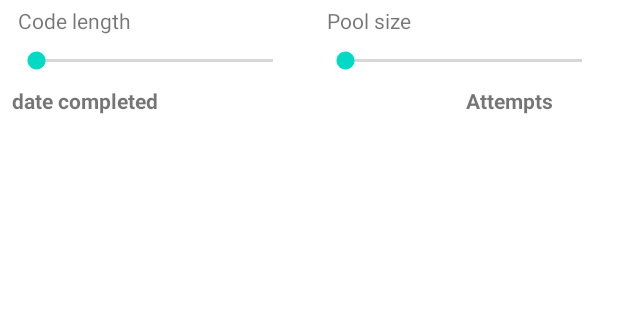
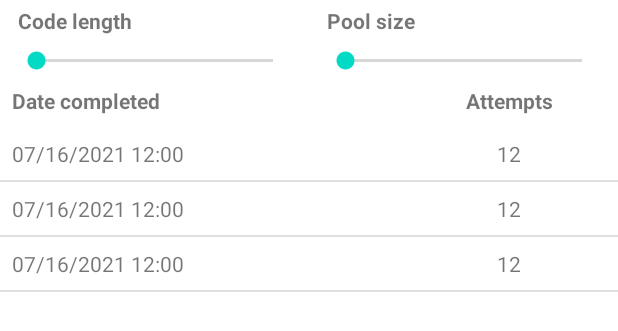
Before and after one commit to wyldus/codebreaker-android, an Android app: the layout fragment_scoreboard.xml on its own in the app's theme, with its tools: preview values and no code run, on a phone screen of 412 x 824 dp. Shown: the top 331 px of the screen. Run offline under Robolectric (Android 15) with nearby library versions, the phone set to English and light mode, and no system bars; network calls fail.

Commit message:
created ScoreboardAdapter

```diff
--- a/app/src/main/res/layout/fragment_scoreboard.xml
+++ b/app/src/main/res/layout/fragment_scoreboard.xml
@@ -13,6 +13,7 @@
     android:layout_height="wrap_content"
     android:layout_margin="@dimen/half_static_spacing"
     android:text="@string/code_length_label"
+    android:textStyle="bold"
     app:layout_constraintTop_toTopOf="parent"
     app:layout_constraintStart_toStartOf="@id/code_length"/>
 
@@ -21,6 +22,7 @@
     android:layout_width="wrap_content"
     android:layout_height="wrap_content"
     android:layout_margin="@dimen/half_static_spacing"
+    android:textStyle="bold"
     android:text="@string/pool_size_label"
     app:layout_constraintTop_toTopOf="parent"
     app:layout_constraintStart_toStartOf="@id/pool_size"/>
@@ -68,10 +70,8 @@
       android:layout_margin="@dimen/half_static_spacing"
       android:layout_weight="1"
       android:textAlignment="center"
-      android:text="@string/attempts_header"
-      android:textStyle="bold"/>
-
-
+      android:textStyle="bold"
+      android:text="@string/attempts_header"/>
 
   </LinearLayout>
 
@@ -82,6 +82,7 @@
     app:layout_constraintTop_toBottomOf="@id/header_container"
     app:layout_constraintStart_toStartOf="parent"
     app:layout_constraintEnd_toEndOf="parent"
-    app:layout_constraintBottom_toBottomOf="parent"/>
+    app:layout_constraintBottom_toBottomOf="parent"
+    tools:listitem="@layout/item_scoreboard"/>
 
 </androidx.constraintlayout.widget.ConstraintLayout>
--- /dev/null
+++ b/app/src/main/res/layout/item_scoreboard.xml
@@ -0,0 +1,29 @@
+<?xml version="1.0" encoding="utf-8"?>
+<LinearLayout
+  xmlns:android="http://schemas.android.com/apk/res/android"
+  xmlns:tools="http://schemas.android.com/tools"
+  android:id="@+id/header_container"
+  android:layout_width="match_parent"
+  android:layout_height="wrap_content"
+  android:orientation="horizontal"
+  android:padding="@dimen/half_static_spacing">
+
+  <TextView
+    android:id="@+id/date_completed"
+    android:layout_width="0dp"
+    android:layout_height="wrap_content"
+    android:layout_margin="@dimen/half_static_spacing"
+    android:layout_weight="2"
+    android:textAlignment="viewStart"
+    tools:text="07/16/2021 12:00"/>
+
+  <TextView
+    android:id="@+id/attempts"
+    android:layout_width="0dp"
+    android:layout_height="wrap_content"
+    android:layout_margin="@dimen/half_static_spacing"
+    android:layout_weight="1"
+    android:textAlignment="center"
+    tools:text="12"/>
+
+</LinearLayout>
--- a/app/src/main/res/values/strings.xml
+++ b/app/src/main/res/values/strings.xml
@@ -18,8 +18,10 @@
   <string name="new_game_title">New game</string>
   <string name="code_length_label">Code length</string>
   <string name="pool_size_label">Pool size</string>
-  <string name="date_completed_header">date completed</string>
+  <string name="date_completed_header">Date completed</string>
   <string name="attempts_header">Attempts</string>
+
+  <string name="date_time_combination_format">%1$s %2$s</string>
 
   <string-array name="emojis">
     <item>&#x1f600;</item> <!-- grinning face -->
```
Also changed, not shown: app/src/main/java/edu/cnm/deepdive/codebreaker/adapter/ScoreboardAdapter.java (added, +50 -0 lines), app/src/main/java/edu/cnm/deepdive/codebreaker/viewmodel/GameViewModel.java (+20 -0 lines).
